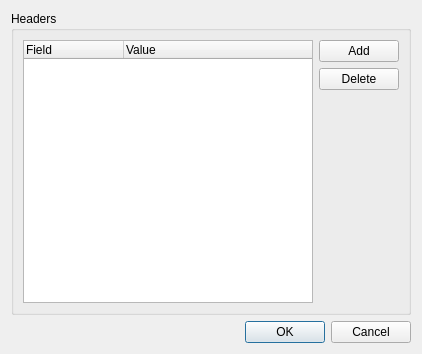
The window that ui_settings.ui (edigonzales-archiv/qgis_geoadminsearch) describes before a commit, drawn with Qt 5.
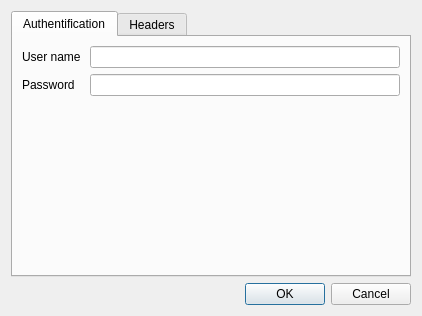
The same window after the commit.

The edit to the form file:
```diff
--- a/ui_settings.ui
+++ b/ui_settings.ui
@@ -7,19 +7,81 @@
     <x>0</x>
     <y>0</y>
     <width>422</width>
-    <height>354</height>
+    <height>316</height>
    </rect>
   </property>
   <property name="windowTitle">
    <string>GeoAdmin Search</string>
   </property>
   <layout class="QGridLayout" name="gridLayout">
+   <item row="1" column="0">
+    <widget class="QDialogButtonBox" name="buttonBox">
+     <property name="orientation">
+      <enum>Qt::Horizontal</enum>
+     </property>
+     <property name="standardButtons">
+      <set>QDialogButtonBox::Cancel|QDialogButtonBox::Ok</set>
+     </property>
+    </widget>
+   </item>
    <item row="0" column="0">
-    <widget class="QGroupBox" name="groupBox_4">
-     <property name="title">
-      <string>Headers </string>
+    <widget class="QTabWidget" name="tabWidget">
+     <property name="currentIndex">
+      <number>0</number>
      </property>
-     <layout class="QGridLayout" name="gridLayout_13">
+     <widget class="QWidget" name="tabAuthentification">
+      <attribute name="title">
+       <string>Authentification</string>
+      </attribute>
+      <layout class="QGridLayout" name="gridLayout_4">
+       <item row="0" column="0">
+        <layout class="QGridLayout" name="gridLayout_3">
+         <item row="0" column="0">
+          <widget class="QLabel" name="label">
+           <property name="text">
+            <string>User name </string>
+           </property>
+          </widget>
+         </item>
+         <item row="1" column="0">
+          <widget class="QLabel" name="label_2">
+           <property name="text">
+            <string>Password </string>
+           </property>
+          </widget>
+         </item>
+         <item row="0" column="1">
+          <widget class="QLineEdit" name="lineEditUserName"/>
+         </item>
+         <item row="1" column="1">
+          <widget class="QLineEdit" name="lineEditPassword">
+           <property name="echoMode">
+            <enum>QLineEdit::Password</enum>
+           </property>
+          </widget>
+         </item>
+        </layout>
+       </item>
+       <item row="1" column="0">
+        <spacer name="verticalSpacer">
+         <property name="orientation">
+          <enum>Qt::Vertical</enum>
+         </property>
+         <property name="sizeHint" stdset="0">
+          <size>
+           <width>20</width>
+           <height>40</height>
+          </size>
+         </property>
+        </spacer>
+       </item>
+      </layout>
+     </widget>
+     <widget class="QWidget" name="tabHeaders">
+      <attribute name="title">
+       <string>Headers</string>
+      </attribute>
+      <layout class="QGridLayout" name="gridLayout_2">
       <item row="0" column="0">
        <layout class="QHBoxLayout" name="horizontalLayout_2">
         <item>
@@ -71,15 +133,6 @@
       </item>
      </layout>
     </widget>
-   </item>
-   <item row="1" column="0">
-    <widget class="QDialogButtonBox" name="buttonBox">
-     <property name="orientation">
-      <enum>Qt::Horizontal</enum>
-     </property>
-     <property name="standardButtons">
-      <set>QDialogButtonBox::Cancel|QDialogButtonBox::Ok</set>
-     </property>
     </widget>
    </item>
   </layout>
```
Lines whose indentation alone changed are shown as unchanged.
